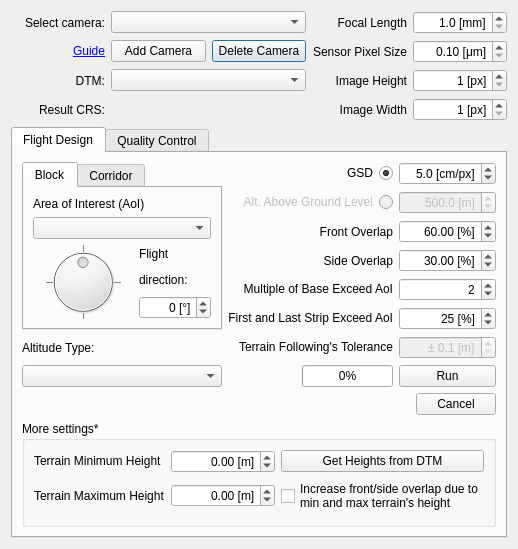
This is flight_planner_dialog_base.ui in UAV-GeoLAB/flight_planner as Qt 5 draws it before an edit. The edited form follows.
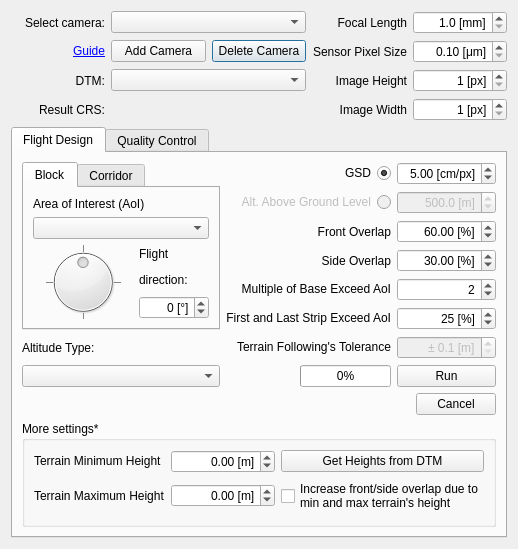
This is the edited form. The open tabs and pages were chosen to show the change. Custom widgets are drawn as their Qt base class.

Commit message: Solved error occuring raster CRS.

Diff of the .ui file:
```diff
--- a/flight_planner_dialog_base.ui
+++ b/flight_planner_dialog_base.ui
@@ -556,7 +556,7 @@
           <string> [cm/px]</string>
          </property>
          <property name="decimals">
-          <number>1</number>
+          <number>2</number>
          </property>
          <property name="minimum">
           <double>0.100000000000000</double>
```
Left out of the diff: 2 changed lines with no effect on the pictures. The commit also changes 2 other files.
